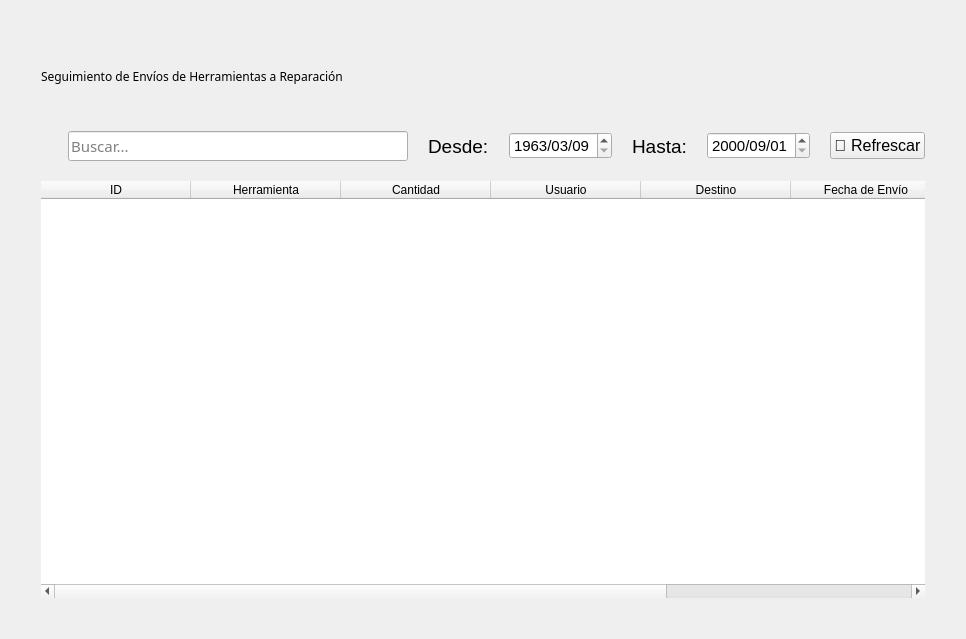
The window that blustock/ui/screens_uis/reparaciones.ui (MaxAPBusiness/Blustock) describes before a commit, drawn with Qt 5.
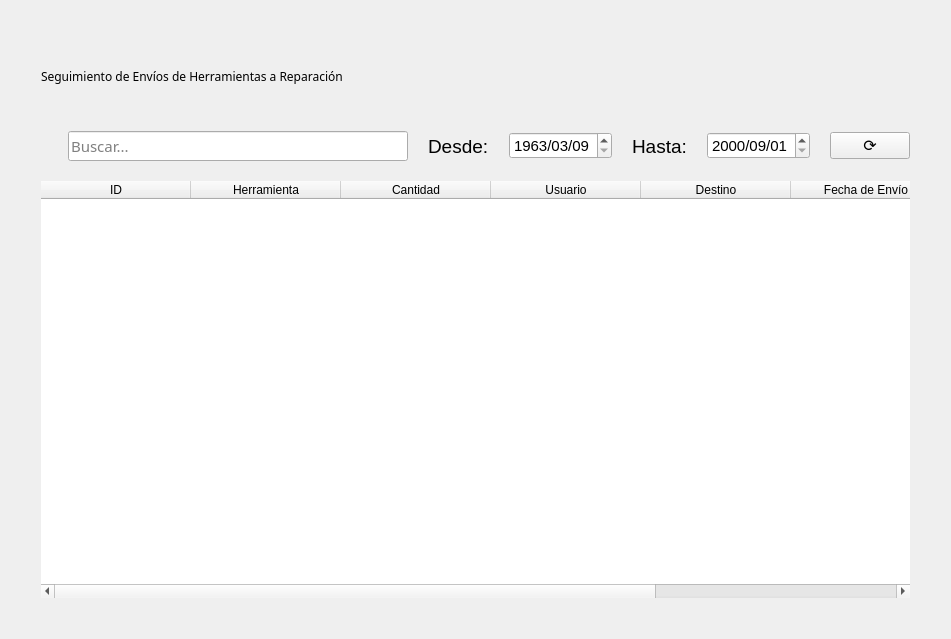
The same window after the commit. Icons and pictures are not drawn.

Commit message: Rediseñé los botones de refrescar.

Patch:
```diff
--- a/blustock/ui/screens_uis/reparaciones.ui
+++ b/blustock/ui/screens_uis/reparaciones.ui
@@ -217,7 +217,7 @@
           </font>
          </property>
          <property name="text">
-          <string>🔄 Refrescar</string>
+          <string>⟳</string>
          </property>
         </widget>
        </item>
```
The commit also changes 10 other files.
